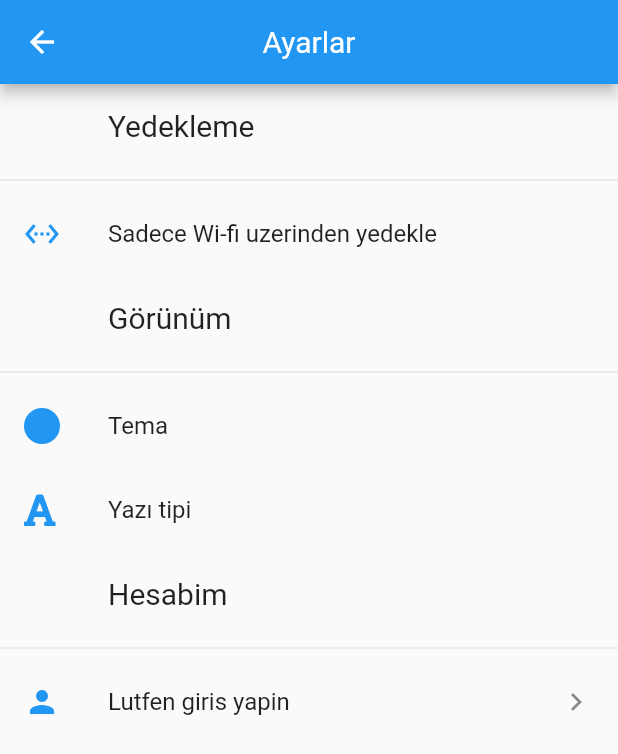
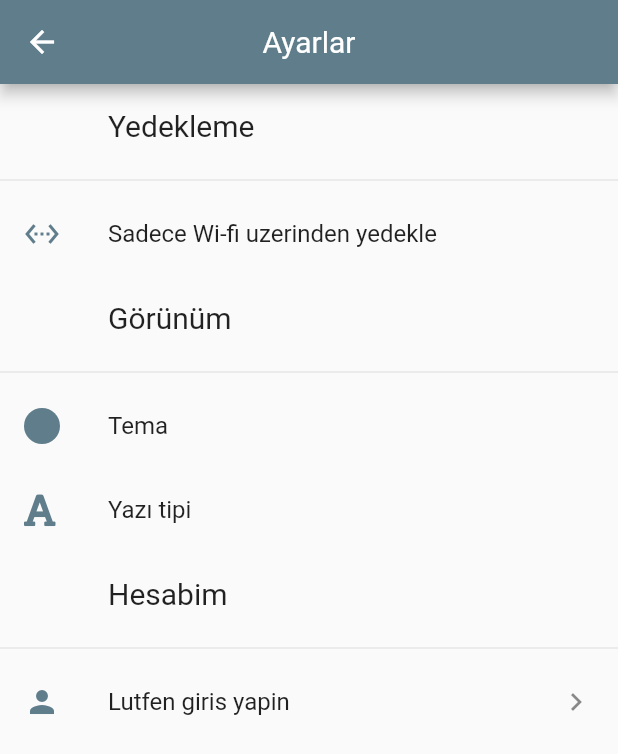
Before and after one commit to cem-ergin/diary, a Flutter app: the screen it shows after launch, after a tap on the "settings" icon, on a phone screen of 412 x 824 dp. Shown: the top 754 px of the screen. Run offline on Flutter 3.47's test engine with Material 2 defaults, Android fonts, the phone set to English and light mode, and no system bars; our stand-ins replace font_awesome_flutter, google_fonts, image_picker, shared_preferences, slider_button; Roboto replaces fonts that are missing (Aclonica).

Commit message:
tema duzenlendi font duzenleniyor

```diff
--- /dev/null
+++ b/lib/constants/shared_preferences_constants.dart
@@ -0,0 +1,4 @@
+class SharedPreferencesConstants {
+  static const String THEME = "theme";
+  static const String WIFI = "wifi";
+}
--- a/lib/misc/constants.dart
+++ /dev/null
@@ -1,4 +0,0 @@
-class SharedPrefs {
-  static const String ThemePref = "theme";
-  static const String WiFiPref = "wifi";
-}
--- a/lib/misc/get_theme.dart
+++ /dev/null
@@ -1,58 +0,0 @@
-import 'package:flutter/material.dart';
-import 'package:gunluk/providers/theme_provider.dart';
-import 'package:gunluk/themes/theme.dart';
-import 'package:provider/provider.dart';
-import 'package:shared_preferences/shared_preferences.dart';
-
-import 'constants.dart';
-
-Future<void> getTheme(BuildContext context) async {
-  final themeProvider = Provider.of<ThemeProvider>(context, listen: false);
-  SharedPreferences prefs = await SharedPreferences.getInstance();
-  int index = prefs.getInt(SharedPrefs.ThemePref);
-  print("main get theme index: " + index.toString());
-  switch (index) {
-    case 0:
-      return themeProvider.changeTheme(darkTheme);
-    case 1:
-      return themeProvider.changeTheme(amberTheme);
-    case 2:
-      return themeProvider.changeTheme(blueGreyTheme);
-    case 3:
-      return themeProvider.changeTheme(blueTheme);
-    case 4:
-      return themeProvider.changeTheme(brownTheme);
-    case 5:
-      return themeProvider.changeTheme(cyanTheme);
-    case 6:
-      return themeProvider.changeTheme(deepOrangeTheme);
-    case 7:
-      return themeProvider.changeTheme(deepPurpleTheme);
-    case 8:
-      return themeProvider.changeTheme(greenTheme);
-    case 9:
-      return themeProvider.changeTheme(greyTheme);
-    case 10:
-      return themeProvider.changeTheme(indigoTheme);
-    case 11:
-      return themeProvider.changeTheme(lightGreenTheme);
-    case 12:
-      return themeProvider.changeTheme(limeTheme);
-    case 13:
-      return themeProvider.changeTheme(orangeTheme);
-    case 14:
-      return themeProvider.changeTheme(pinkTheme);
-    case 15:
-      return themeProvider.changeTheme(purpleTheme);
-    case 16:
-      return themeProvider.changeTheme(redTheme);
-    case 17:
-      return themeProvider.changeTheme(tealTheme);
-    case 18:
-      return themeProvider.changeTheme(blackTheme);
-    case 19:
-      return themeProvider.changeTheme(yellowTheme);
-    default:
-      return themeProvider.changeTheme(blueTheme);
-  }
-}
--- a/lib/pages/home_page/home_page.dart
+++ b/lib/pages/home_page/home_page.dart
@@ -1,6 +1,5 @@
 import 'package:flutter/material.dart';
 import 'package:flutter/scheduler.dart';
-import 'package:gunluk/misc/get_theme.dart';
 import 'package:gunluk/pages/home_page/drawer/drawer.dart';
 
 class HomePage extends StatefulWidget {
@@ -14,9 +13,6 @@ class _HomePageState extends State<HomePage> {
   @override
   void initState() {
     super.initState();
-    SchedulerBinding.instance.addPostFrameCallback((_) {
-      getTheme(context);
-    });
   }
 
   @override
--- a/lib/providers/theme_provider.dart
+++ b/lib/providers/theme_provider.dart
@@ -1,11 +1,92 @@
+import 'package:gunluk/constants/shared_preferences_constants.dart';
+import 'package:gunluk/themes/theme.dart';
 import 'package:flutter/material.dart';
-import 'package:gunluk/themes/theme.dart';
+import 'package:shared_preferences/shared_preferences.dart';
 
 class ThemeProvider extends ChangeNotifier {
-  ThemeData _themeData = blueTheme;
+  ThemeProvider() {
+    print("getting default theme...");
+    getDefaultTheme();
+  }
+
+  ThemeData _themeData = blueGreyTheme;
   ThemeData get themeData => _themeData;
   void changeTheme(ThemeData themeData) {
     _themeData = themeData;
     notifyListeners();
   }
+
+  Future<void> getDefaultTheme() async {
+    SharedPreferences prefs = await SharedPreferences.getInstance();
+    int index = prefs.getInt(SharedPreferencesConstants.THEME);
+
+    print("main get theme index: " + index.toString());
+    notifyListeners();
+
+    switch (index) {
+      case 0:
+        _themeData = darkTheme;
+        break;
+      case 1:
+        _themeData = amberTheme;
+        break;
+      case 2:
+        _themeData = blueGreyTheme;
+        break;
+      case 3:
+        _themeData = blueTheme;
+        break;
+      case 4:
+        _themeData = brownTheme;
+        break;
+      case 5:
+        _themeData = cyanTheme;
+        break;
+      case 6:
+        _themeData = deepOrangeTheme;
+        break;
+      case 7:
+        _themeData = deepPurpleTheme;
+        break;
+      case 8:
+        _themeData = greenTheme;
+        break;
+      case 9:
+        _themeData = greyTheme;
+        break;
+      case 10:
+        _themeData = indigoTheme;
+        break;
+      case 11:
+        _themeData = lightGreenTheme;
+        break;
+      case 12:
+        _themeData = limeTheme;
+        break;
+      case 13:
+        _themeData = orangeTheme;
+        break;
+      case 14:
+        _themeData = pinkTheme;
+        break;
+      case 15:
+        _themeData = purpleTheme;
+        break;
+      case 16:
+        _themeData = redTheme;
+        break;
+      case 17:
+        _themeData = tealTheme;
+        break;
+      case 18:
+        _themeData = blackTheme;
+        break;
+      case 19:
+        _themeData = yellowTheme;
+        break;
+      default:
+        _themeData = blueGreyTheme;
+        break;
+    }
+  }
 }
```
Also changed, not shown: lib/constants/google_text_themes.dart (added, +30 -0 lines), lib/constants/my_themes.dart (added, +29 -0 lines), lib/helpers/shared_preferences_helper.dart (added, +60 -0 lines), lib/pages/settings_page/change_font_page/change_font_page.dart (+11 -19 lines), lib/pages/settings_page/change_theme_page/change_theme_page.dart (+21 -38 lines), pubspec.lock, 2 other files.
